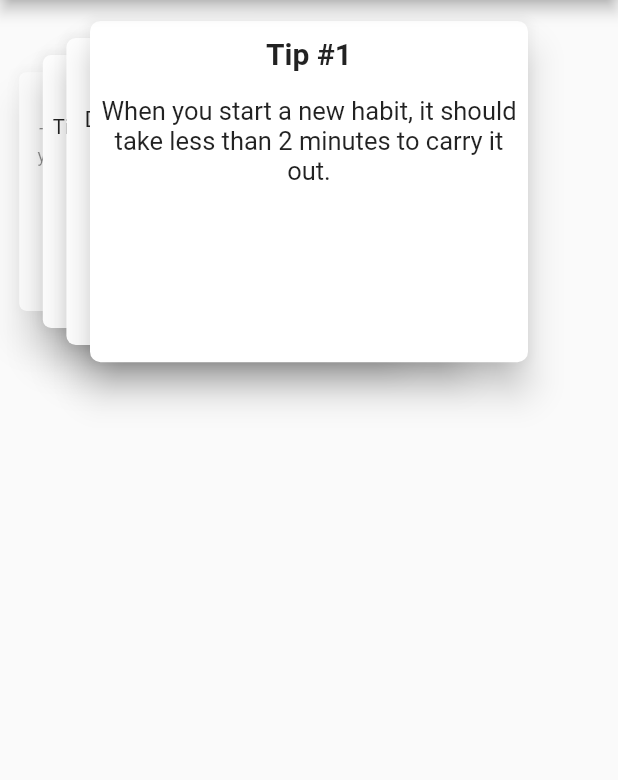
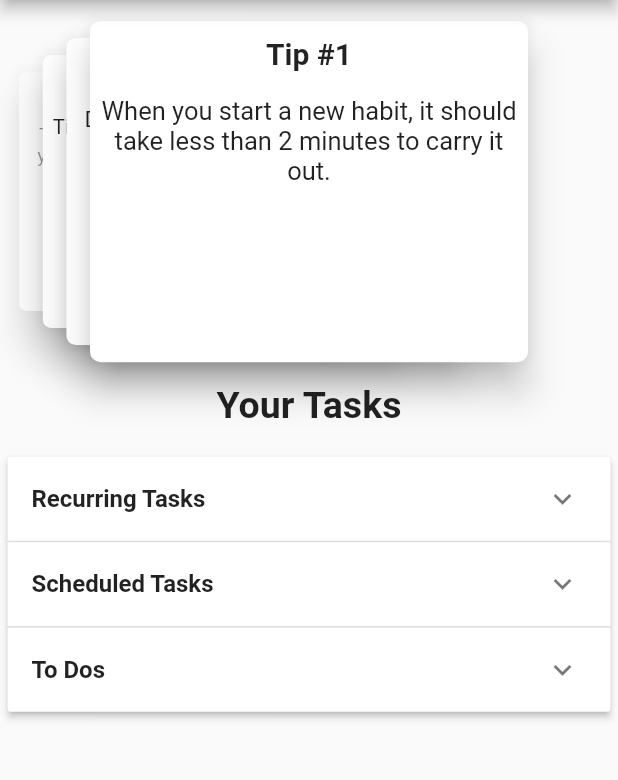
Before and after one commit to theexidge/routinger, a Flutter app: the screen it shows after launch, on a phone screen of 412 x 824 dp, the part 84-864 px from its top. Run offline on Flutter 3.47's test engine with Material 2 defaults, Android fonts, the phone set to English and light mode, and no system bars; drawn by our look-alikes of card_swiper; Roboto replaces fonts that are missing (KleeOne).

Commit message:
List of tasks

```diff
--- a/lib/screens/home_screen.dart
+++ b/lib/screens/home_screen.dart
@@ -2,7 +2,10 @@ import 'package:flutter/material.dart';
 
 // Third Party Packages
 import 'package:card_swiper/card_swiper.dart';
+
+// Widgets Imports
 import '../widgets/carousel_card.dart';
+import '../widgets/list_of_tasks.dart';
 
 class HomeScreen extends StatelessWidget {
   final List<String> tips = [
@@ -17,15 +20,18 @@ class HomeScreen extends StatelessWidget {
     final mediaQuery = MediaQuery.of(context);
     return Scaffold(
       appBar: AppBar(
-        title: Text(
+        title: const Text(
           'Routinger',
-          style: TextStyle(
+          style: const TextStyle(
             color: Colors.black,
           ),
         ),
         backgroundColor: Colors.white,
       ),
-      body: Container(
+      body: SingleChildScrollView(
+        child: Column(
+          children: [
+            Container(
               height: mediaQuery.size.height / 3.5,
               margin: EdgeInsets.all(10),
               child: Swiper(
@@ -42,6 +48,19 @@ class HomeScreen extends StatelessWidget {
                 autoplay: true,
               ),
             ),
+            Container(
+              child: Text(
+                'Your Tasks',
+                style: TextStyle(
+                  fontSize: 25,
+                  fontWeight: FontWeight.bold,
+                ),
+              ),
+            ),
+            ListOfTasks(),
+          ],
+        ),
+      ),
     );
   }
 }
--- /dev/null
+++ b/lib/widgets/list_of_tasks.dart
@@ -0,0 +1,62 @@
+import 'package:flutter/material.dart';
+
+class ListOfTasks extends StatefulWidget {
+  const ListOfTasks({Key? key}) : super(key: key);
+
+  @override
+  _ListOfTasksState createState() => _ListOfTasksState();
+}
+
+class DummyData {
+  DummyData(this.headerValue, this.expandedValue, this.isExpanded);
+
+  String expandedValue;
+  String headerValue;
+  bool isExpanded;
+}
+
+class _ListOfTasksState extends State<ListOfTasks> {
+  List<DummyData> _dummy = [
+    DummyData('Recurring Tasks', '', false),
+    DummyData('Scheduled Tasks', '', false),
+    DummyData('To Dos', '', false),
+  ];
+  @override
+  Widget build(BuildContext context) {
+    return Container(
+      margin: EdgeInsets.symmetric(vertical: 20, horizontal: 5),
+      child: ExpansionPanelList(
+        expansionCallback: (int index, bool isExpanded) {
+          setState(() {
+            _dummy[index].isExpanded = !isExpanded;
+          });
+        },
+        children: _dummy
+            .map<ExpansionPanel>(
+              (DummyData dummy) => ExpansionPanel(
+                  headerBuilder: (BuildContext _, bool isExpanded) => ListTile(
+                        title: Text(
+                          dummy.headerValue,
+                          style: TextStyle(
+                            fontFamily: 'KleeOne',
+                            fontWeight: FontWeight.w600,
+                          ),
+                        ),
+                      ),
+                  body: Column(
+                    children: [
+                      Text(
+                        dummy.expandedValue,
+                        style: TextStyle(
+                          fontFamily: 'KleeOne',
+                        ),
+                      ),
+                    ],
+                  ),
+                  isExpanded: dummy.isExpanded),
+            )
+            .toList(),
+      ),
+    );
+  }
+}
```
Lines whose indentation alone changed are shown as unchanged.
